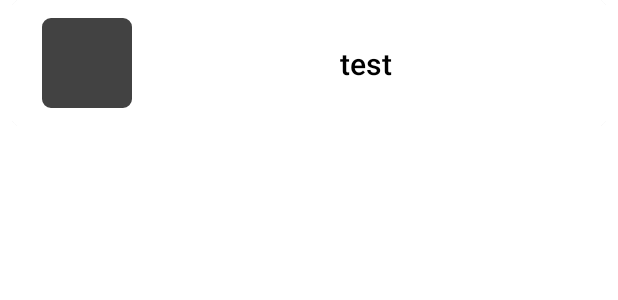
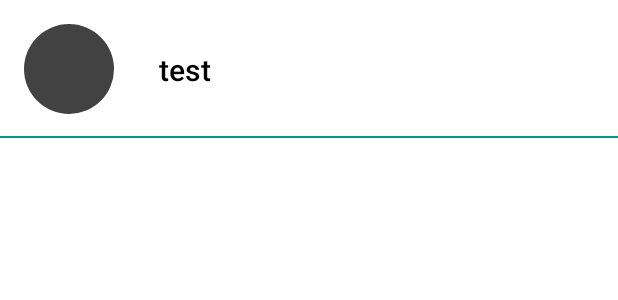
Before and after one commit to Elias2389/marvel-app, an Android app: the layout marvel_app_item_character.xml on its own in the app's theme, with its tools: preview values and no code run, on a phone screen of 412 x 824 dp. Shown: the top 300 px of the screen. Run offline under Robolectric (Android 15) with nearby library versions, the phone set to English and light mode, and no system bars.

Commit message:
Modified item list design

```diff
--- a/app/src/main/res/layout/marvel_app_activity_main.xml
+++ b/app/src/main/res/layout/marvel_app_activity_main.xml
@@ -8,6 +8,8 @@
 
     <androidx.appcompat.widget.Toolbar
         android:id="@+id/toolbar"
+        android:background="@color/marvel_app_custom_accent"
+        app:titleTextColor="@color/marvel_app_white"
         android:layout_width="match_parent"
         android:layout_height="wrap_content"
         app:layout_constraintEnd_toEndOf="parent"
--- a/app/src/main/res/layout/marvel_app_fragment_character_list.xml
+++ b/app/src/main/res/layout/marvel_app_fragment_character_list.xml
@@ -6,7 +6,6 @@
     android:layout_height="match_parent"
     android:padding="@dimen/marvel_app_design_size_medium"
     tools:context=".ui.characterlist.view.CharacterListFragment"
-    android:background="@color/marvel_app_gray"
     >
 
     <com.ae.marvelappication.common.components.EmptyState
--- a/app/src/main/res/layout/marvel_app_item_character.xml
+++ b/app/src/main/res/layout/marvel_app_item_character.xml
@@ -2,53 +2,53 @@
 <androidx.constraintlayout.widget.ConstraintLayout xmlns:android="http://schemas.android.com/apk/res/android"
     xmlns:app="http://schemas.android.com/apk/res-auto"
     xmlns:tools="http://schemas.android.com/tools"
-    android:layout_width="match_parent"
-    android:layout_height="wrap_content"
-    android:layout_marginStart="@dimen/marvel_app_design_size_medium"
-    android:layout_marginEnd="@dimen/marvel_app_design_size_medium"
-    android:layout_marginBottom="@dimen/marvel_app_design_size_medium_3">
-
-    <com.google.android.material.card.MaterialCardView
     android:id="@+id/item_container"
     android:layout_width="match_parent"
-        android:layout_height="wrap_content"
-        app:cardCornerRadius="@dimen/marvel_app_design_size_small_3"
-        app:layout_constraintEnd_toEndOf="parent"
-        app:layout_constraintStart_toStartOf="parent"
-        app:layout_constraintTop_toTopOf="parent">
+    android:layout_height="wrap_content">
 
     <androidx.constraintlayout.widget.ConstraintLayout
         android:layout_width="match_parent"
         android:layout_height="wrap_content"
-            android:background="@color/marvel_app_white"
-            android:padding="@dimen/marvel_app_design_size_medium_3">
+        android:paddingStart="@dimen/marvel_app_design_size_text_big_3"
+        android:paddingTop="@dimen/marvel_app_design_size_text_big_3"
+        android:paddingEnd="@dimen/marvel_app_design_size_text_big_3"
+        app:layout_constraintEnd_toEndOf="parent"
+        app:layout_constraintStart_toStartOf="parent"
+        app:layout_constraintTop_toTopOf="parent">
 
         <com.google.android.material.imageview.ShapeableImageView
             android:id="@+id/character_image"
             android:layout_width="@dimen/marvel_app_design_size_imageview_item"
             android:layout_height="@dimen/marvel_app_design_size_imageview_item"
-                android:layout_marginStart="@dimen/marvel_app_design_size_medium"
+            android:layout_marginBottom="@dimen/marvel_app_design_size_text_big_3"
             android:src="@color/cardview_dark_background"
+            app:layout_constraintBottom_toBottomOf="parent"
             app:layout_constraintStart_toStartOf="parent"
             app:layout_constraintTop_toTopOf="parent"
-                app:shapeAppearanceOverlay="@style/marvel_app_rounded_square" />
+            app:shapeAppearanceOverlay="@style/marvel_app_corner_radius" />
 
         <com.google.android.material.textview.MaterialTextView
             android:id="@+id/title"
             android:layout_width="0dp"
             android:layout_height="wrap_content"
-                android:layout_marginStart="@dimen/marvel_app_design_size_medium"
-                android:textAlignment="center"
+            android:layout_marginStart="@dimen/marvel_app_design_size_textview_item_margin_start"
+            android:textAlignment="textStart"
+            android:textAppearance="@style/TextAppearance.AppCompat.Title"
             android:textColor="@color/marvel_app_black"
-                android:textAppearance="@style/TextAppearance.AppCompat.Title"
-                app:layout_constraintBottom_toBottomOf="parent"
+            app:layout_constraintBottom_toBottomOf="@+id/character_image"
             app:layout_constraintEnd_toEndOf="parent"
             app:layout_constraintStart_toEndOf="@+id/character_image"
             app:layout_constraintTop_toTopOf="@+id/character_image"
             tools:text="test" />
+    </androidx.constraintlayout.widget.ConstraintLayout>
+
+    <View
+        android:id="@+id/marvel_app_view"
+        android:layout_width="match_parent"
+        android:layout_height="1dp"
+        android:background="@color/marvel_app_custom_accent"
+        app:layout_constraintBottom_toBottomOf="parent"
+        app:layout_constraintEnd_toEndOf="parent"
+        app:layout_constraintStart_toStartOf="parent" />
 
 </androidx.constraintlayout.widget.ConstraintLayout>
-
-    </com.google.android.material.card.MaterialCardView>
-
-</androidx.constraintlayout.widget.ConstraintLayout>
--- a/app/src/main/res/values-night/themes.xml
+++ b/app/src/main/res/values-night/themes.xml
@@ -2,15 +2,18 @@
     <!-- Base application theme. -->
     <style name="marvel_app_Theme.MarvelApplication" parent="Theme.MaterialComponents.DayNight.NoActionBar">
         <!-- Primary brand color. -->
-        <item name="colorPrimary">@color/marvel_app_purple_200</item>
-        <item name="colorPrimaryVariant">@color/marvel_app_purple_700</item>
-        <item name="colorOnPrimary">@color/marvel_app_black</item>
+        <item name="colorPrimary">@color/marvel_app_custom_clear</item>
+        <item name="colorPrimaryVariant">@color/marvel_app_custom_dark</item>
+        <item name="colorOnPrimary">@color/marvel_app_custom_accent</item>
         <!-- Secondary brand color. -->
         <item name="colorSecondary">@color/marvel_app_teal_200</item>
         <item name="colorSecondaryVariant">@color/marvel_app_teal_200</item>
         <item name="colorOnSecondary">@color/marvel_app_black</item>
         <!-- Status bar color. -->
-        <item name="android:statusBarColor" tools:targetApi="l">?attr/colorPrimaryVariant</item>
+        <item name="android:statusBarColor" tools:targetApi="l">@color/marvel_app_custom_dark</item>
         <!-- Customize your theme here. -->
+
+        <!--   Custom theme     -->
+        <item name="android:windowBackground">@color/marvel_app_windowBackground</item>
     </style>
 </resources>
--- a/app/src/main/res/values/colors.xml
+++ b/app/src/main/res/values/colors.xml
@@ -9,4 +9,8 @@
     <color name="marvel_app_white">#FFFFFFFF</color>
     <color name="marvel_app_shimmer">#C2C2C2</color>
     <color name="marvel_app_gray">#D7D7D5</color>
+    <color name="marvel_app_windowBackground">#FFFFFF</color>
+    <color name="marvel_app_custom_clear">#455A64</color>
+    <color name="marvel_app_custom_dark">#00796B</color>
+    <color name="marvel_app_custom_accent">#009688</color>
 </resources>
--- a/app/src/main/res/values/marvel_app_dimens.xml
+++ b/app/src/main/res/values/marvel_app_dimens.xml
@@ -22,6 +22,7 @@
     <dimen name="marvel_app_design_size_container_height">200dp</dimen>
     <dimen name="marvel_app_design_size_container_width">300dp</dimen>
     <dimen name="marvel_app_design_size_imageview_item">60dp</dimen>
+    <dimen name="marvel_app_design_size_textview_item_margin_start">30dp</dimen>
 
     <dimen name="marvel_app_design_size_text_number">24sp</dimen>
 </resources>
--- a/app/src/main/res/values/themes.xml
+++ b/app/src/main/res/values/themes.xml
@@ -2,15 +2,18 @@
     <!-- Base application theme. -->
     <style name="marvel_app_Theme.MarvelApplication" parent="Theme.MaterialComponents.DayNight.NoActionBar">
         <!-- Primary brand color. -->
-        <item name="colorPrimary">@color/marvel_app_purple_500</item>
-        <item name="colorPrimaryVariant">@color/marvel_app_purple_700</item>
-        <item name="colorOnPrimary">@color/marvel_app_white</item>
+        <item name="colorPrimary">@color/marvel_app_custom_clear</item>
+        <item name="colorPrimaryVariant">@color/marvel_app_custom_dark</item>
+        <item name="colorOnPrimary">@color/marvel_app_custom_accent</item>
         <!-- Secondary brand color. -->
         <item name="colorSecondary">@color/marvel_app_teal_200</item>
         <item name="colorSecondaryVariant">@color/marvel_app_teal_700</item>
-        <item name="colorOnSecondary">@color/marvel_app_black</item>
+        <item name="colorOnSecondary">@color/marvel_app_white</item>
         <!-- Status bar color. -->
-        <item name="android:statusBarColor" tools:targetApi="l">?attr/colorPrimaryVariant</item>
+        <item name="android:statusBarColor" tools:targetApi="l">@color/marvel_app_custom_dark</item>
         <!-- Customize your theme here. -->
+
+        <!--   Custom theme     -->
+        <item name="android:windowBackground">@color/marvel_app_windowBackground</item>
     </style>
 </resources>
```
Lines whose indentation alone changed are shown as unchanged.
